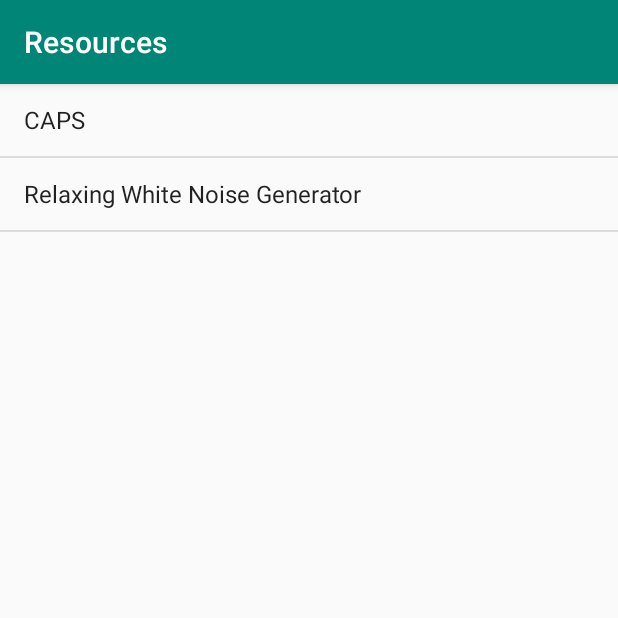
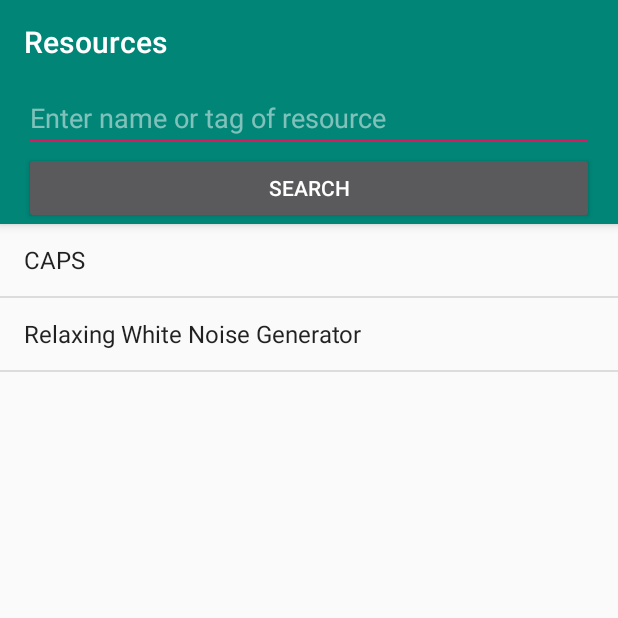
Before and after one commit to matthewwg4/CIS350Proj, an Android app: the ResourcesActivity screen opened directly, with no data from a screen before it, on a phone screen of 412 x 824 dp, the top half of it. Run offline under Robolectric (Android 15) with nearby library versions, the phone set to English and light mode, and no system bars.

Commit message:
Implemented search in resources

```diff
--- a/HabitTracker/app/src/main/AndroidManifest.xml
+++ b/HabitTracker/app/src/main/AndroidManifest.xml
@@ -14,9 +14,13 @@
         android:supportsRtl="true"
         android:theme="@style/AppTheme">
         <activity
+            android:name="com.example.habittracker.resources.ResourcesSearchResultActivity"
+            android:label="@string/title_activity_resources_search_result"
+            android:theme="@style/AppTheme.NoActionBar"></activity>
+        <activity
             android:name="com.example.habittracker.surveys.CustomSurveyActivity"
             android:label="@string/title_activity_custom_survey"
-            android:theme="@style/AppTheme.NoActionBar"></activity>
+            android:theme="@style/AppTheme.NoActionBar" />
         <activity
             android:name="com.example.habittracker.surveys.SurveyActivity"
             android:label="@string/title_activity_survey"
--- a/HabitTracker/app/src/main/java/com/example/habittracker/datamanagement/FakeResourceDatabase.java
+++ b/HabitTracker/app/src/main/java/com/example/habittracker/datamanagement/FakeResourceDatabase.java
@@ -10,8 +10,10 @@ public class FakeResourceDatabase extends DataSource {
         Resource r2 = new Resource("Relaxing White Noise Generator", "This white noise generator can help users relax and reduce stress by creating a custom white noise to listen to." +
                 "\n https://mynoise.net/NoiseMachines/rainNoiseGenerator.php");
 
+        r2.tags.add("sound");
         res.put(r1.name, r1);
         res.put(r2.name, r2);
+
     }
 
     private static final FakeResourceDatabase frd = new FakeResourceDatabase();
--- a/HabitTracker/app/src/main/java/com/example/habittracker/datamanagement/Resource.java
+++ b/HabitTracker/app/src/main/java/com/example/habittracker/datamanagement/Resource.java
@@ -1,8 +1,14 @@
 package com.example.habittracker.datamanagement;
+
+import java.util.Set;
+import java.util.TreeSet;
 
 public class Resource {
     public String name;
     public String resInfo;
+
+    //tags should be unique and all lowercase
+    public Set<String> tags = new TreeSet<>();
 
     Resource(String n, String info) {
         name = n;
--- a/HabitTracker/app/src/main/res/layout/activity_resources.xml
+++ b/HabitTracker/app/src/main/res/layout/activity_resources.xml
@@ -19,6 +19,23 @@
             app:popupTheme="@style/AppTheme.PopupOverlay"
             app:title="@string/title_activity_resources" />
 
+        <AutoCompleteTextView
+            android:id="@+id/resources_search_entry"
+            android:layout_width="match_parent"
+            android:layout_height="wrap_content"
+            android:layout_marginLeft="16dp"
+            android:layout_marginRight="16dp"
+            android:hint="Enter name or tag of resource" />
+
+        <Button
+            android:id="@+id/resources_search_button"
+            android:layout_width="match_parent"
+            android:layout_height="wrap_content"
+            android:layout_marginLeft="16dp"
+            android:layout_marginRight="16dp"
+            android:onClick="searchResources"
+            android:text="Search" />
+
     </android.support.design.widget.AppBarLayout>
 
     <include layout="@layout/content_resources" />
--- a/HabitTracker/app/src/main/res/values/strings.xml
+++ b/HabitTracker/app/src/main/res/values/strings.xml
@@ -6,7 +6,7 @@
     <string name="action_log_in">Log in</string>
     <string name="action_sign_up">Sign up</string>
     <string name="action_sign_in_short">Sign in</string>
-    <string name="error_invalid_email_login">This email address is invalid. Please check your spelling or tap "Register" to create a new account. </string>
+    <string name="error_invalid_email_login">This account does not exist. Please check your spelling or tap "Register" to create a new account. </string>
     <string name="error_invalid_email_signup">This email address is invalid. </string>
     <string name="error_existing_email_signup">This email address is already in use. </string>
     <string name="error_invalid_password">This password is too short</string>
@@ -115,5 +115,6 @@
     <string name="title_activity_survey">Surveys</string>
     <string name="action_settings">Settings</string>
     <string name="title_activity_custom_resource" />
-    <string name="title_activity_custom_survey"/>
+    <string name="title_activity_custom_survey" />
+    <string name="title_activity_resources_search_result">Search Results</string>
 </resources>
```
Also changed, not shown: HabitTracker/app/src/main/java/com/example/habittracker/login/LoginActivity.java (+10 -5 lines), HabitTracker/app/src/main/java/com/example/habittracker/resources/ResourcesActivity.java (+21 -0 lines), HabitTracker/app/src/main/java/com/example/habittracker/resources/ResourcesSearchResultActivity.java (added, +75 -0 lines), HabitTracker/app/src/main/res/layout/activity_resources_search_result.xml (added, +26 -0 lines), HabitTracker/app/src/main/res/layout/content_resources_search_result.xml (added, +15 -0 lines).
